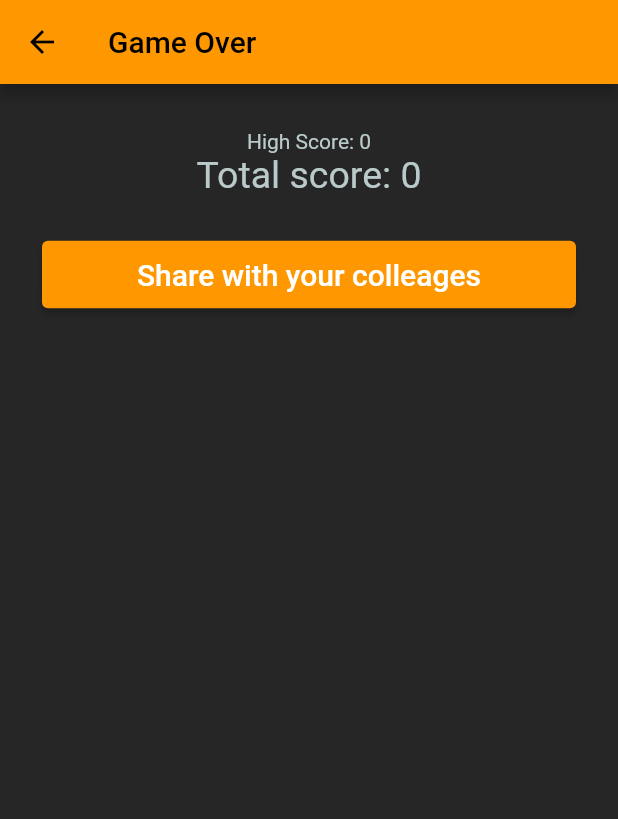
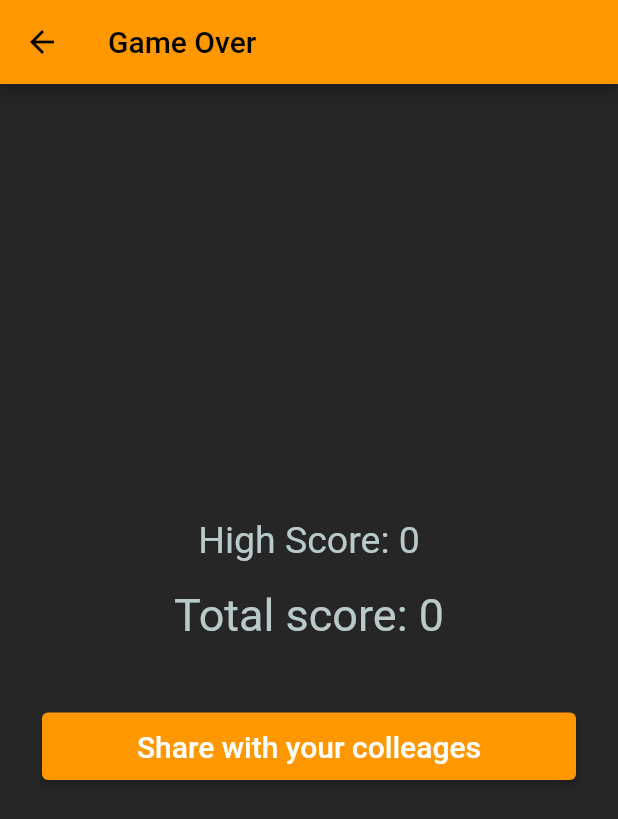
Before and after one commit to AndreSait/it_case_2022, a Flutter app: the GameOverScreen screen opened by its route, on a phone screen of 412 x 824 dp. Shown: the top 819 px of the screen. Run offline on Flutter 3.47's test engine with Material 2 defaults, Android fonts, the phone set to English and light mode, and no system bars; our stand-ins replace cached_network_image, share_plus, shared_preferences; accounts and stored records are empty; network calls fail; Roboto replaces fonts that are missing (Railway).

```diff
--- a/lib/widgets/game_over_screen.dart
+++ b/lib/widgets/game_over_screen.dart
@@ -22,6 +22,7 @@ class GameOverScreen extends StatelessWidget {
         title: Text("Game Over"),
       ),
       body: Column(
+        mainAxisAlignment: MainAxisAlignment.center,
         children: [
           SizedBox(
             height: 30,
@@ -31,15 +32,21 @@ class GameOverScreen extends StatelessWidget {
               builder: ((context, snapshot) {
                 if (snapshot.hasData) {
                   int highScore = snapshot.data ?? 0;
-                  return Text("High Score: $highScore");
+                  return Text(
+                    "High Score: $highScore",
+                    style: TextStyle(fontSize: 25),
+                  );
                 } else {
                   return Text("Loading...");
                 }
               })),
-          Text(
-            "Total score: ${gameManager.totalScore}",
-            style: TextStyle(fontSize: 25),
-            textAlign: TextAlign.center,
+          Padding(
+            padding: const EdgeInsets.all(18.0),
+            child: Text(
+              "Total score: ${gameManager.totalScore}",
+              style: TextStyle(fontSize: 30),
+              textAlign: TextAlign.center,
+            ),
           ),
           Padding(
             padding: const EdgeInsets.all(28.0),
```
Also changed, not shown: lib/widgets/game_components/memory_game/flip_card.dart (+6 -1 lines), lib/widgets/start_screen.dart (+10 -12 lines).
